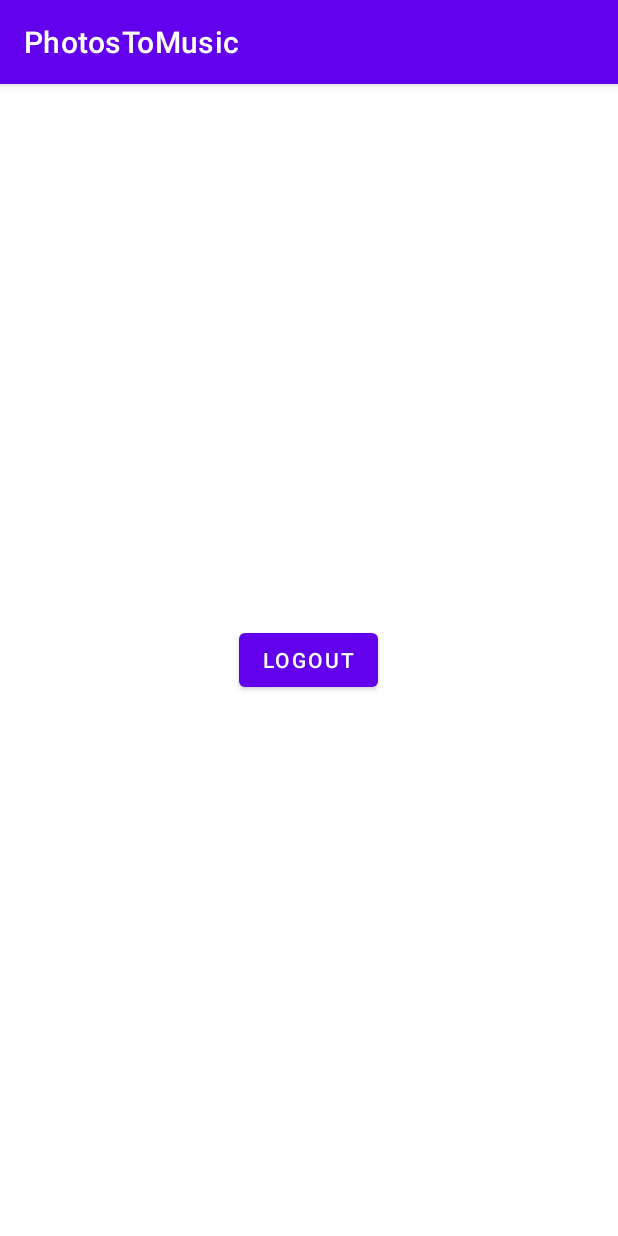
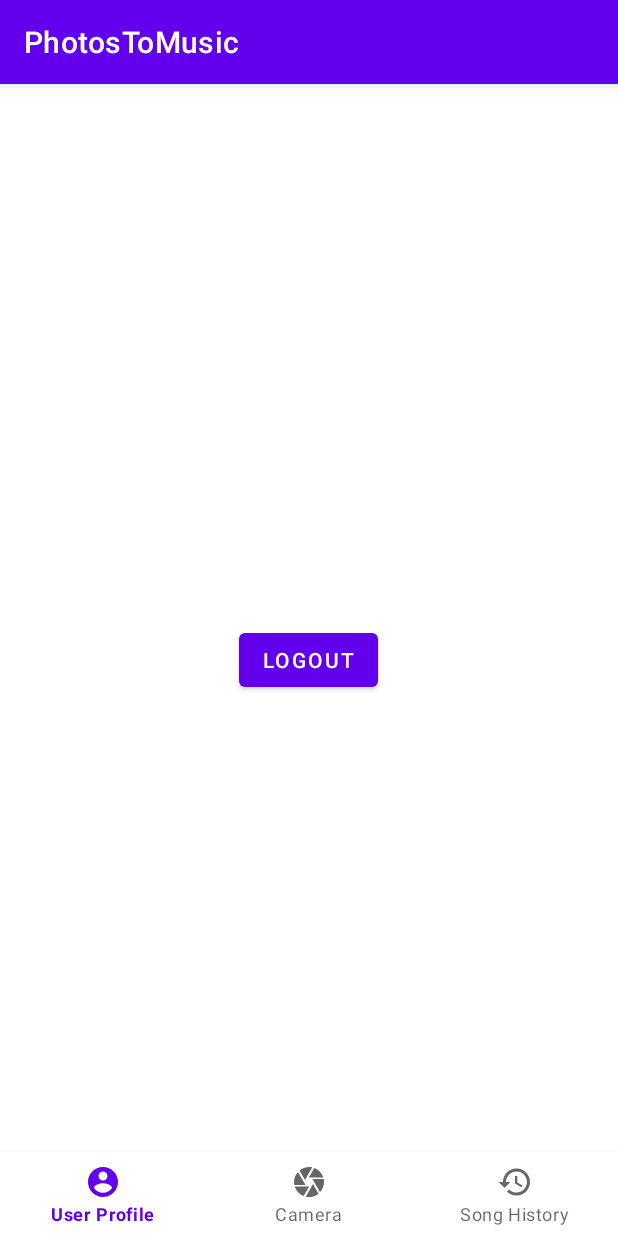
Before and after one commit to Alberto-Cortes/beto_cortes_fbu, an Android app: the MainActivity screen opened directly, with no data from a screen before it, on a phone screen of 412 x 824 dp. Run offline under Robolectric (Android 15) with nearby library versions, the phone set to English and light mode, and no system bars; libraries missing offline, so code that uses them is left out: com.parse.

Commit message:
MainActivity navigation view
Renamed CameraActivity to MainActivity, Camera screen will now be inside a fragment accessible through the bottom navigation view.

```diff
--- a/app/build.gradle
+++ b/app/build.gradle
@@ -28,6 +28,12 @@ android {
     }
 }
 
+ext {
+    appCompatVersion = '1.0.0'
+    designSupportVersion = '1.0.0'
+}
+
+
 dependencies {
     implementation 'androidx.appcompat:appcompat:1.3.0'
     implementation 'com.google.android.material:material:1.4.0'
@@ -38,6 +44,8 @@ dependencies {
     implementation files("../libs/spotify.aar")
     implementation "com.google.code.gson:gson:2.8.5"
     implementation 'com.spotify.android:auth:1.1.0'
+    implementation "androidx.appcompat:appcompat:${appCompatVersion}"
+    implementation "com.google.android.material:material:${designSupportVersion}"
     implementation 'com.github.bumptech.glide:glide:4.12.0'
     annotationProcessor 'com.github.bumptech.glide:compiler:4.12.0'
     implementation "com.github.parse-community.Parse-SDK-Android:parse:1.25.0"
--- a/app/src/main/AndroidManifest.xml
+++ b/app/src/main/AndroidManifest.xml
@@ -10,7 +10,7 @@
         android:roundIcon="@mipmap/ic_launcher_round"
         android:supportsRtl="true"
         android:theme="@style/Theme.PhotosToMusic">
-        <activity android:name=".CameraActivity"></activity>
+        <activity android:name=".MainActivity"></activity>
         <activity android:name=".LoginActivity">
             <intent-filter>
                 <action android:name="android.intent.action.MAIN" />
--- a/app/src/main/java/com/example/photostomusic/LoginActivity.java
+++ b/app/src/main/java/com/example/photostomusic/LoginActivity.java
@@ -12,7 +12,6 @@ import com.spotify.sdk.android.authentication.AuthenticationResponse;
 
 import android.content.Intent;
 import android.os.Bundle;
-import android.util.Log;
 import android.view.View;
 import android.widget.Button;
 import android.widget.EditText;
@@ -93,7 +92,7 @@ public class LoginActivity extends AppCompatActivity {
                     return;
                 } else {
                     Toast.makeText(LoginActivity.this, "LOGGED IN", Toast.LENGTH_SHORT).show();
-                    Intent i = new Intent(LoginActivity.this, CameraActivity.class);
+                    Intent i = new Intent(LoginActivity.this, MainActivity.class);
                     i.putExtra("token", spotifyToken);
                     startActivity(i);
                     finish();
--- a/app/src/main/java/com/example/photostomusic/CameraActivity.java
+++ b/app/src/main/java/com/example/photostomusic/MainActivity.java
@@ -6,18 +6,15 @@ import android.content.Intent;
 import android.os.Bundle;
 import android.view.View;
 import android.widget.Button;
-import android.widget.Toast;
 
-import com.parse.Parse;
+import com.google.android.material.bottomnavigation.BottomNavigationView;
 import com.parse.ParseUser;
-import com.spotify.sdk.android.authentication.AuthenticationClient;
-import com.spotify.sdk.android.authentication.AuthenticationRequest;
-import com.spotify.sdk.android.authentication.AuthenticationResponse;
 
-public class CameraActivity extends AppCompatActivity {
+public class MainActivity extends AppCompatActivity {
 
     // Visual elements of the activity
     Button btnLogout;
+    BottomNavigationView bottomNavigationView;
 
     // String used to capture the token passed through the Login intent
     String spotifyToken;
@@ -25,10 +22,11 @@ public class CameraActivity extends AppCompatActivity {
     @Override
     protected void onCreate(Bundle savedInstanceState) {
         super.onCreate(savedInstanceState);
-        setContentView(R.layout.activity_camera);
+        setContentView(R.layout.activity_main);
 
         // Connect visual and logic parts
         btnLogout = findViewById(R.id.btnLogout);
+        bottomNavigationView = findViewById(R.id.bottom_navigation);
 
         // Get token from the intent extras
         spotifyToken = getIntent().getStringExtra("token");
@@ -39,7 +37,7 @@ public class CameraActivity extends AppCompatActivity {
             @Override
             public void onClick(View v) {
                 ParseUser.logOut();
-                Intent i = new Intent(CameraActivity.this, LoginActivity.class);
+                Intent i = new Intent(MainActivity.this, LoginActivity.class);
                 startActivity(i);
                 finish();
             }
--- /dev/null
+++ b/app/src/main/res/drawable/ic_baseline_account_circle_24.xml
@@ -0,0 +1,10 @@
+<vector xmlns:android="http://schemas.android.com/apk/res/android"
+    android:width="24dp"
+    android:height="24dp"
+    android:viewportWidth="24"
+    android:viewportHeight="24"
+    android:tint="?attr/colorControlNormal">
+  <path
+      android:fillColor="@android:color/white"
+      android:pathData="M12,2C6.48,2 2,6.48 2,12s4.48,10 10,10 10,-4.48 10,-10S17.52,2 12,2zM12,5c1.66,0 3,1.34 3,3s-1.34,3 -3,3 -3,-1.34 -3,-3 1.34,-3 3,-3zM12,19.2c-2.5,0 -4.71,-1.28 -6,-3.22 0.03,-1.99 4,-3.08 6,-3.08 1.99,0 5.97,1.09 6,3.08 -1.29,1.94 -3.5,3.22 -6,3.22z"/>
+</vector>
--- /dev/null
+++ b/app/src/main/res/drawable/ic_baseline_camera_24.xml
@@ -0,0 +1,10 @@
+<vector xmlns:android="http://schemas.android.com/apk/res/android"
+    android:width="24dp"
+    android:height="24dp"
+    android:viewportWidth="24"
+    android:viewportHeight="24"
+    android:tint="?attr/colorControlNormal">
+  <path
+      android:fillColor="@android:color/white"
+      android:pathData="M9.4,10.5l4.77,-8.26C13.47,2.09 12.75,2 12,2c-2.4,0 -4.6,0.85 -6.32,2.25l3.66,6.35 0.06,-0.1zM21.54,9c-0.92,-2.92 -3.15,-5.26 -6,-6.34L11.88,9h9.66zM21.8,10h-7.49l0.29,0.5 4.76,8.25C21,16.97 22,14.61 22,12c0,-0.69 -0.07,-1.35 -0.2,-2zM8.54,12l-3.9,-6.75C3.01,7.03 2,9.39 2,12c0,0.69 0.07,1.35 0.2,2h7.49l-1.15,-2zM2.46,15c0.92,2.92 3.15,5.26 6,6.34L12.12,15L2.46,15zM13.73,15l-3.9,6.76c0.7,0.15 1.42,0.24 2.17,0.24 2.4,0 4.6,-0.85 6.32,-2.25l-3.66,-6.35 -0.93,1.6z"/>
+</vector>
--- /dev/null
+++ b/app/src/main/res/drawable/ic_baseline_history_24.xml
@@ -0,0 +1,10 @@
+<vector xmlns:android="http://schemas.android.com/apk/res/android"
+    android:width="24dp"
+    android:height="24dp"
+    android:viewportWidth="24"
+    android:viewportHeight="24"
+    android:tint="?attr/colorControlNormal">
+  <path
+      android:fillColor="@android:color/white"
+      android:pathData="M13,3c-4.97,0 -9,4.03 -9,9L1,12l3.89,3.89 0.07,0.14L9,12L6,12c0,-3.87 3.13,-7 7,-7s7,3.13 7,7 -3.13,7 -7,7c-1.93,0 -3.68,-0.79 -4.94,-2.06l-1.42,1.42C8.27,19.99 10.51,21 13,21c4.97,0 9,-4.03 9,-9s-4.03,-9 -9,-9zM12,8v5l4.28,2.54 0.72,-1.21 -3.5,-2.08L13.5,8L12,8z"/>
+</vector>
--- a/app/src/main/res/layout/activity_camera.xml
+++ b/app/src/main/res/layout/activity_main.xml
@@ -4,7 +4,14 @@
     xmlns:tools="http://schemas.android.com/tools"
     android:layout_width="match_parent"
     android:layout_height="match_parent"
-    tools:context=".CameraActivity">
+    tools:context=".MainActivity">
+
+    <com.google.android.material.bottomnavigation.BottomNavigationView
+        android:id="@+id/bottom_navigation"
+        android:layout_width="match_parent"
+        android:layout_height="wrap_content"
+        android:layout_alignParentBottom="true"
+        app:menu="@menu/menu_bottom_navigation" />
 
     <Button
         android:id="@+id/btnLogout"
--- /dev/null
+++ b/app/src/main/res/menu/menu_bottom_navigation.xml
@@ -0,0 +1,20 @@
+<?xml version="1.0" encoding="utf-8"?>
+<menu xmlns:app="http://schemas.android.com/apk/res-auto"
+    xmlns:android="http://schemas.android.com/apk/res/android">
+
+    <item
+        android:id="@+id/action_user"
+        android:icon="@drawable/ic_baseline_account_circle_24"
+        android:title="User Profile"
+        app:showAsAction="always" />
+    <item
+        android:id="@+id/action_camera"
+        android:icon="@drawable/ic_baseline_camera_24"
+        android:title="Camera"
+        app:showAsAction="always" />
+    <item
+        android:id="@+id/action_history"
+        android:icon="@drawable/ic_baseline_history_24"
+        android:title="Song History"
+        app:showAsAction="always" />
+</menu>
```
